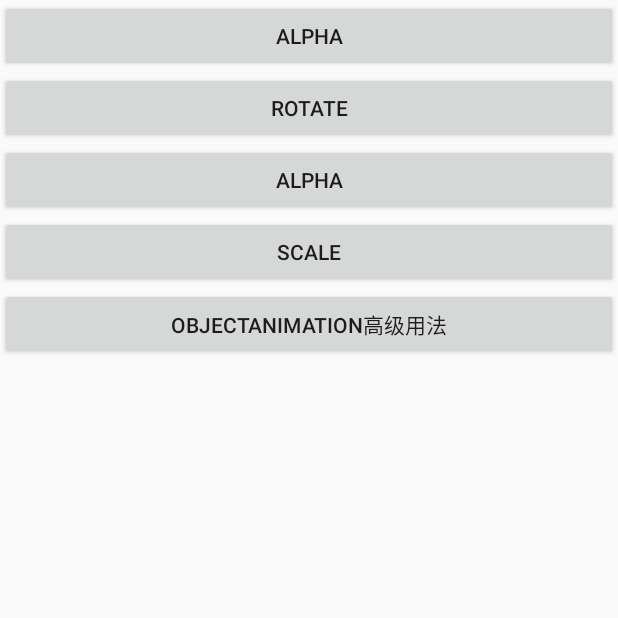
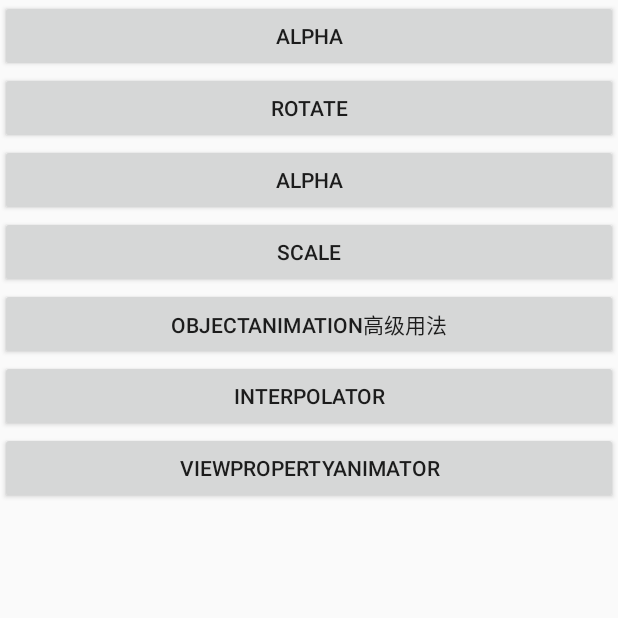
Before and after one commit to Simon199201/animation, an Android app: the ObjectAnimatorActivity screen opened directly, with no data from a screen before it, on a phone screen of 412 x 824 dp, the top half of it. Run offline under Robolectric (Android 15) with nearby library versions, the phone set to English and light mode, and no system bars; our stand-ins replace ButterKnife.

Commit message:
interpolator

```diff
--- a/app/src/main/java/com/yishu/animation/activity/ObjectAnimatorActivity.java
+++ b/app/src/main/java/com/yishu/animation/activity/ObjectAnimatorActivity.java
@@ -5,6 +5,7 @@ import android.animation.ValueAnimator;
 import android.app.Activity;
 import android.os.Bundle;
 import android.support.annotation.Nullable;
+import android.view.animation.BounceInterpolator;
 import android.widget.Button;
 
 import com.yishu.animation.R;
@@ -32,6 +33,10 @@ public class ObjectAnimatorActivity extends Activity {
     Button btnScaleY;
     @BindView(R.id.btn_advance)
     Button btnAdvance;
+    @BindView(R.id.btn_Interpolator)
+    Button btnInterpolator;
+    @BindView(R.id.btn_ViewPropertyAnimator)
+    Button btnViewPropertyAnimator;
 
     @Override
     protected void onCreate(@Nullable Bundle savedInstanceState) {
@@ -78,4 +83,18 @@ public class ObjectAnimatorActivity extends Activity {
         valueAnimator.setDuration(5000);
 
     }
+
+    @OnClick(R.id.btn_Interpolator)
+    public void onBtn_InterpolatorClicked() {
+        ObjectAnimator animator = ObjectAnimator.ofFloat(btnInterpolator, "translationX", 0, 500f);
+        animator.setDuration(5000);
+//        animator.setInterpolator(new AccelerateInterpolator(2f));//加速度
+        animator.setInterpolator(new BounceInterpolator());//仿物理定律
+        animator.start();
+    }
+
+    @OnClick(R.id.btn_ViewPropertyAnimator)
+    public void onBtn_ViewPropertyAnimatorClicked() {
+        btnViewPropertyAnimator.animate().alpha(0.5f);
+    }
 }
--- a/app/src/main/res/layout/activity_object.xml
+++ b/app/src/main/res/layout/activity_object.xml
@@ -34,5 +34,15 @@
         android:layout_height="wrap_content"
         android:text="@string/object" />
 
+    <Button
+        android:id="@+id/btn_Interpolator"
+        android:layout_width="match_parent"
+        android:layout_height="wrap_content"
+        android:text="@string/interpolator" />
 
+    <Button
+        android:id="@+id/btn_ViewPropertyAnimator"
+        android:layout_width="match_parent"
+        android:layout_height="wrap_content"
+        android:text="@string/btn_ViewPropertyAnimator" />
 </LinearLayout>
--- a/app/src/main/res/values/strings.xml
+++ b/app/src/main/res/values/strings.xml
@@ -13,4 +13,6 @@
     <string name="object">ObjectAnimation高级用法</string>
     <string name="translation">translation</string>
     <string name="animatorSet">animatorSet</string>
+    <string name="interpolator">Interpolator</string>
+    <string name="btn_ViewPropertyAnimator">ViewPropertyAnimator</string>
 </resources>
```
Also changed, not shown: 1 other file.
